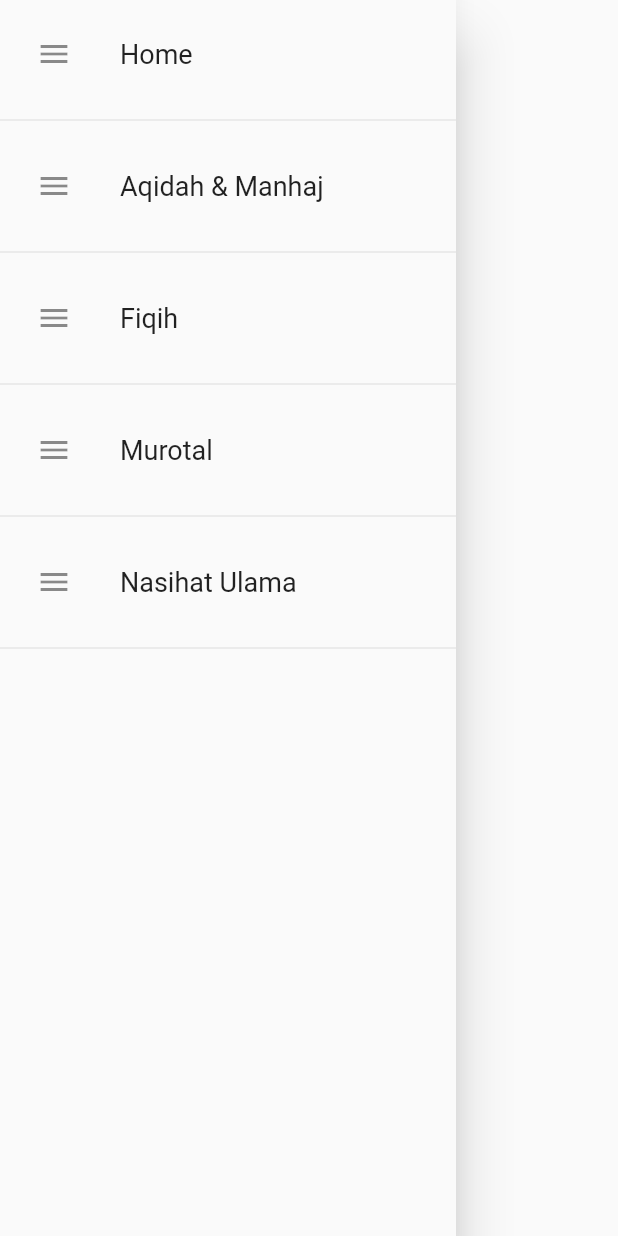
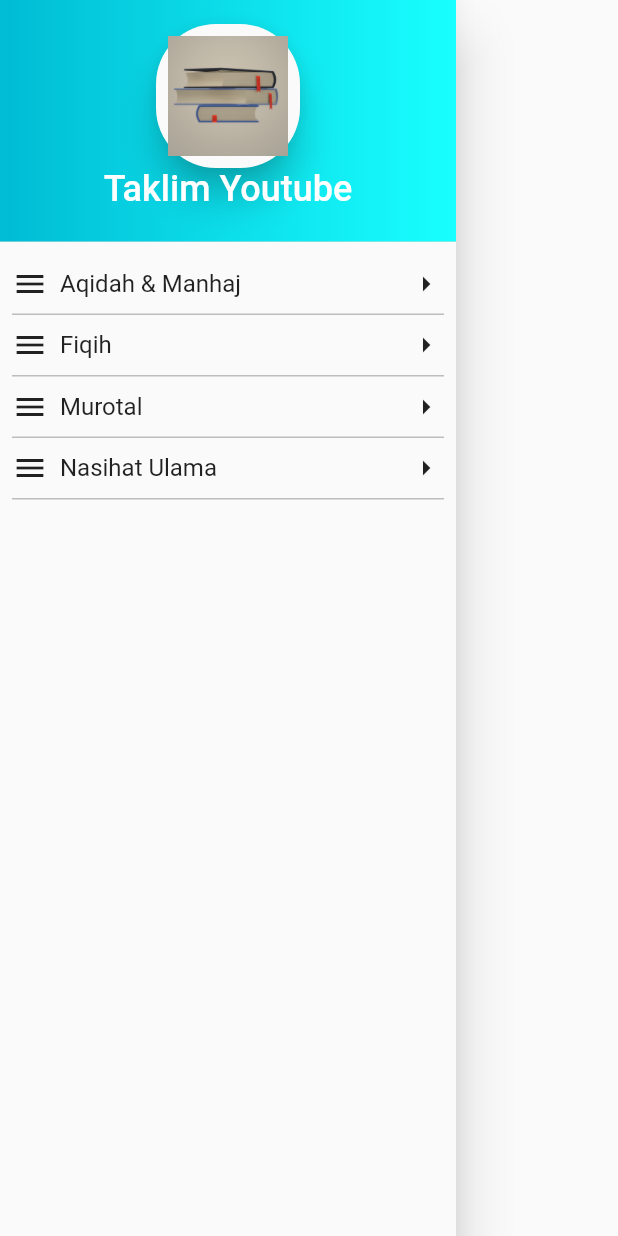
Before and after one commit to imamandrias/tugas11, a Flutter app: the MyDrawer widget shown alone on an empty page, opened directly, on a phone screen of 412 x 824 dp. Run offline on Flutter 3.47's test engine with Material 2 defaults, Android fonts, the phone set to English and light mode, and no system bars; missing offline and left inert: flutter_webview_plugin; network calls fail.

```diff
--- a/playlistyoutube_app/lib/main.dart
+++ b/playlistyoutube_app/lib/main.dart
@@ -1,6 +1,5 @@
 import 'package:flutter/material.dart';
 import 'package:playlistyoutube_app/mydrawer.dart';
-
 
 void main() {
   runApp(MyApp());
--- a/playlistyoutube_app/lib/mydrawer.dart
+++ b/playlistyoutube_app/lib/mydrawer.dart
@@ -9,64 +9,83 @@ class MyDrawer extends StatelessWidget {
   Widget build(BuildContext context) {
     return SafeArea(
       child: Drawer(
-        child: SingleChildScrollView(
-          child: Column(
+          child: ListView(
             children: [
-              Padding(
-                padding: const EdgeInsets.all(8.0),
-                child: ListTile(
-                  leading: Icon(Icons.menu),
-                  title: Text('Home', style: TextStyle(fontSize: 18.0),),
-                  onTap: (){},
+              DrawerHeader(
+                decoration: BoxDecoration(
+                  gradient: LinearGradient(colors: <Color>[
+                    Colors.cyan,
+                    Colors.cyanAccent
+                  ])
                 ),
+                  child: Container(
+                      child: Column(
+                        children: [
+                          Material(
+                            borderRadius: BorderRadius.all(Radius.circular(40.0)),
+                            elevation: 10,
+                            child: Padding(
+                              padding: EdgeInsets.all(8.0),
+                              child: Image.asset('images/book.png', width: 80, height: 80,),
+                            ),
+                          ),
+                          Text('Taklim Youtube', style: TextStyle(color: Colors.white, fontSize: 24.0),)
+                        ],
+                      )
+                  )
               ),
-              Divider(),
-              Padding(
-                padding: const EdgeInsets.all(8.0),
-                child: ListTile(
-                  leading: Icon(Icons.menu),
-                  title: Text('Aqidah & Manhaj', style: TextStyle(fontSize: 18.0),),
-                  onTap: ()=>Navigator.of(context).push(
-                    MaterialPageRoute(builder: (BuildContext context)=> AqidahPage())
-                  ),
+              CustomListTile(Icons.menu, 'Aqidah & Manhaj',  ()=>Navigator.of(context).push(
+                  MaterialPageRoute(builder: (BuildContext context)=> AqidahPage())
+              )),
+              CustomListTile(Icons.menu, 'Fiqih',  ()=>Navigator.of(context).push(
+                  MaterialPageRoute(builder: (BuildContext context)=> MurotalPage())
+              )),
+              CustomListTile(Icons.menu, 'Murotal',  ()=>Navigator.of(context).push(
+                  MaterialPageRoute(builder: (BuildContext context)=> FiqihPage())
+              )),
+              CustomListTile(Icons.menu, 'Nasihat Ulama',  ()=>Navigator.of(context).push(
+                  MaterialPageRoute(builder: (BuildContext context)=> NasihatPage())
+              )),
+            ],
+          ),
+      ),
+    );
+  }
+}
+
+class CustomListTile extends StatelessWidget {
+  IconData icon;
+  String judul;
+  Function onTap;
+  CustomListTile(this.icon, this.judul, this.onTap);
+  @override
+  Widget build(BuildContext context) {
+    return Padding(
+      padding: const EdgeInsets.fromLTRB(8.0, 0, 8.0, 0),
+      child: Container(
+        decoration: BoxDecoration(
+          border: Border(bottom: BorderSide(color: Colors.grey.shade400))
+        ),
+        child: InkWell(
+          splashColor: Colors.cyanAccent,
+          onTap:onTap,
+          child: Container(
+            height: 40,
+            child: Row(
+              mainAxisAlignment: MainAxisAlignment.spaceBetween,
+              children: [
+                Row(
+                  children: [
+                    Icon(icon),
+                    Padding(
+                      padding: const EdgeInsets.all(8.0),
+                      child: Text(judul, style: TextStyle(fontSize: 16.0),),
+                    ),
+                  ],
                 ),
-              ),
-              Divider(),
-              Padding(
-                padding: const EdgeInsets.all(8.0),
-                child: ListTile(
-                  leading: Icon(Icons.menu),
-                  title: Text('Fiqih', style: TextStyle(fontSize: 18.0),),
-                  onTap: ()=>Navigator.of(context).push(
-                      MaterialPageRoute(builder: (BuildContext context)=> FiqihPage())
-                  ),
-                ),
-              ),
-              Divider(),
-              Padding(
-                padding: const EdgeInsets.all(8.0),
-                child: ListTile(
-                  leading: Icon(Icons.menu),
-                  title: Text('Murotal', style: TextStyle(fontSize: 18.0),),
-                  onTap: ()=>Navigator.of(context).push(
-                      MaterialPageRoute(builder: (BuildContext context)=> MurotalPage())
-                  ),
-                ),
-              ),
-              Divider(),
-              Padding(
-                padding: const EdgeInsets.all(8.0),
-                child: ListTile(
-                  leading: Icon(Icons.menu),
-                  title: Text('Nasihat Ulama', style: TextStyle(fontSize: 18.0),),
-                  onTap: ()=>Navigator.of(context).push(
-                      MaterialPageRoute(builder: (BuildContext context)=> NasihatPage())
-                  ),
-                ),
-              ),
-              Divider(),
-
-            ],
+                Icon(Icons.arrow_right)
+              ],
+            ),
           ),
         ),
       ),
```
